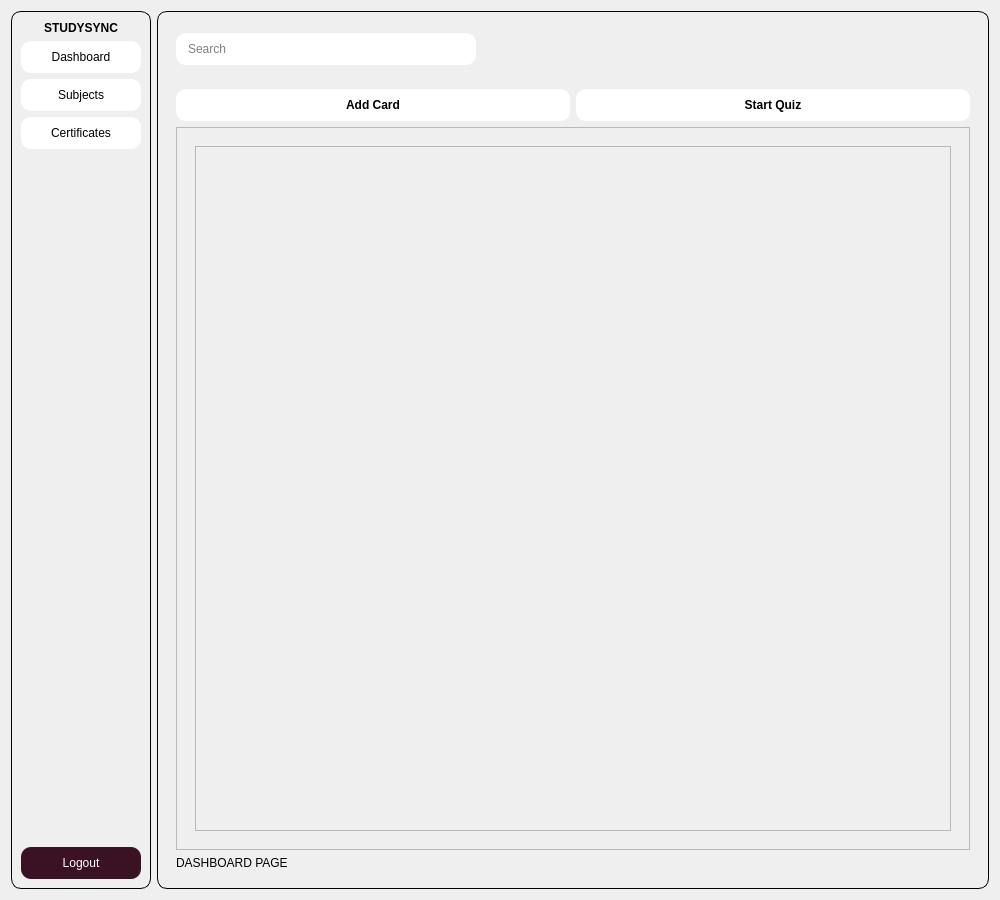
Before: the Qt Designer form dashboard.ui in annamairaj/StudySync, drawn with Qt 5.
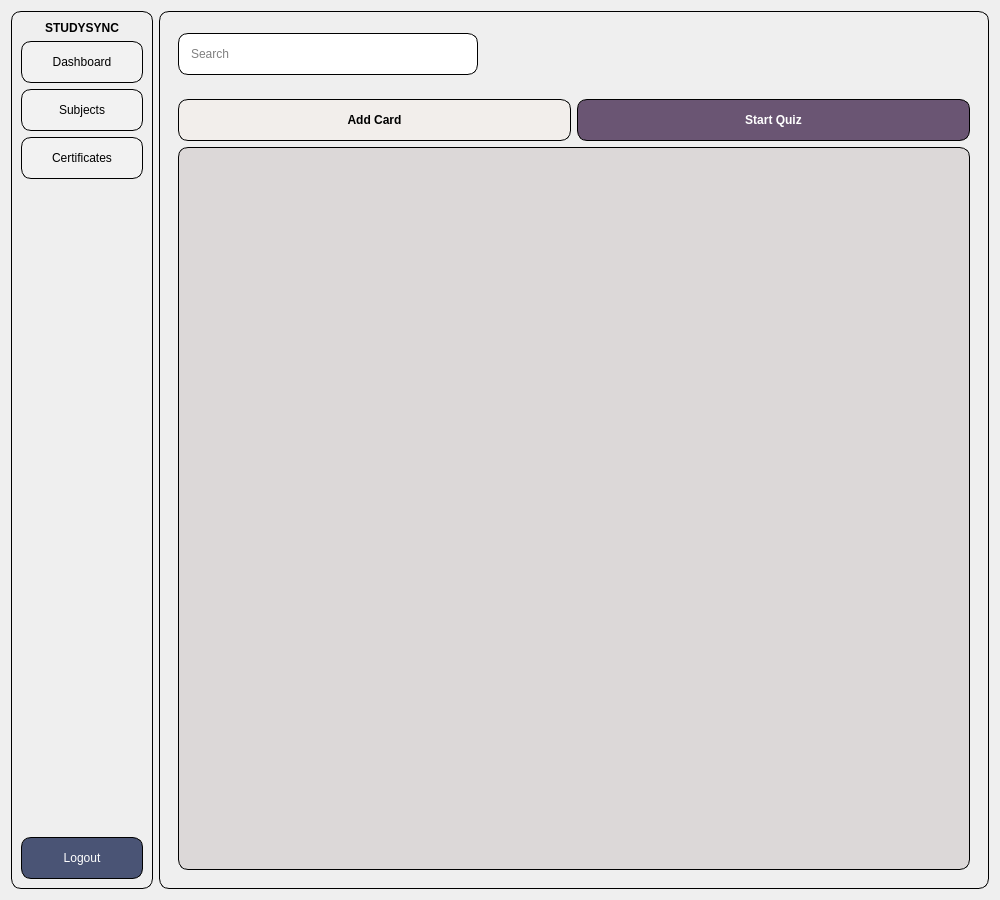
After: the same form once the commit is applied.

Commit message: Updated UI and card logic

```diff
--- a/dashboard.ui
+++ b/dashboard.ui
@@ -11,7 +11,15 @@
    </rect>
   </property>
   <property name="styleSheet">
-   <string notr="true">#sidebarFrame {
+   <string notr="true">#loginButton {
+	background-color: rgb(99, 76, 77); 
+	border-radius: 10px;
+	color: white;
+	height:  40px;
+	border: 1px solid #000000;
+}
+
+#sidebarFrame {
  border-radius: 10px;
  border: 1px solid #000000;
 }
@@ -22,32 +30,36 @@
 }
 
 #dashboardButton {
-    background-color: #ffffff;
+    background-color: rgb(242, 242, 242);
 	border-radius: 10px;
 	color: black;
-	height: 32px;
-	width: 120
+	width: 120;
+	height: 40px;
+	border: 1px solid #000000;
 }
 #subjectsButton {
-    background-color: #ffffff;
+    background-color: rgb(242, 242, 242);
 	border-radius: 10px;
 	color: black;
-	height: 32px;
+	height: 40px;
+	border: 1px solid #000000;
 	width: 120
 }
 #certificatesButton {
-    background-color: #ffffff;
+    background-color: rgb(242, 242, 242);
 	border-radius: 10px;
 	color: black;
-	height: 32px;
+	height: 40px;
+	border: 1px solid #000000;
 	width: 120
 }
 
 #dashboardLogoutButton {
-	background-color: rgb(59, 17, 36);
+	background-color: rgb(74, 84, 117);
 	border-radius: 10px;
 	color: white;
-	height: 32px;
+	height: 40px;
+	border: 1px solid #000000;
 	width: 120
 }
 
@@ -55,17 +67,11 @@
     border-radius: 10px;
     background-color: rgb(255, 255, 255);
     color: #000000;
-    height: 32px;
+    height: 40px;
+	border: 1px solid #000000;
 	padding-left: 10px;
 }
 
-#addButton {
-	background-color: #ffffff;
-	border-radius: 10px;
-	color: black;
-     font-weight: bold;
-}
-
 #contentFrame {
  border-radius: 10px;
  border: 1px solid #000000;
@@ -76,18 +82,53 @@
 }
 
 #addCardButton {
-	background-color: #ffffff;
+	background-color: rgb(242, 238, 235);
 	border-radius: 10px;
 	color: black;
      font-weight: bold;
- 	height: 32px;
+ 	height: 40px;
+	border: 1px solid #000000;
 }
 #startQuizButton {
-	background-color: #ffffff;
+	background-color: rgb(106, 85, 115); 
 	border-radius: 10px;
-	color: black;
+	color: white;
      font-weight: bold;
- 	height: 32px;
+ 	height: 40px;
+	border: 1px solid #000000;
+}
+
+
+#cardDeckScrollArea {
+	background-color: rgb(220, 216, 216);
+	border-radius: 10px;
+	border: 1px solid #000000;
+	padding: 10px
+}
+
+#cardScrollArea {
+	background-color:  rgb(220, 216, 216);
+	border-radius: 10px;
+	padding: 10px
+}
+
+#scrollAreaWidgetContents_2 {
+	background-color:  rgb(220, 216, 216);
+	border-radius: 10px;
+	padding: 10px
+}
+
+#cardContainer {
+	background-color:  rgb(220, 216, 216);
+	border-radius: 10px;
+	padding: 10px
+
+}
+
+#scrollAreaWidgetContents {
+	background-color:  rgb(220, 216, 216);
+	border-radius: 10px;
+	padding: 10px
 }</string>
   </property>
   <layout class="QHBoxLayout" name="mainLayout">
@@ -272,8 +313,8 @@
               <rect>
                <x>0</x>
                <y>0</y>
-               <width>762</width>
-               <height>688</height>
+               <width>740</width>
+               <height>674</height>
               </rect>
              </property>
              <layout class="QHBoxLayout" name="horizontalLayout_3">
@@ -290,8 +331,8 @@
                      <rect>
                       <x>0</x>
                       <y>0</y>
-                      <width>712</width>
-                      <height>638</height>
+                      <width>672</width>
+                      <height>606</height>
                      </rect>
                     </property>
                     <layout class="QHBoxLayout" name="horizontalLayout_4">
@@ -322,13 +363,6 @@
             </widget>
            </widget>
           </item>
-          <item>
-           <widget class="QLabel" name="dashboardPageLabel">
-            <property name="text">
-             <string>DASHBOARD PAGE</string>
-            </property>
-           </widget>
-          </item>
          </layout>
         </widget>
         <widget class="QWidget" name="subjectsPageStack">
```
The commit also changes 5 other files.
